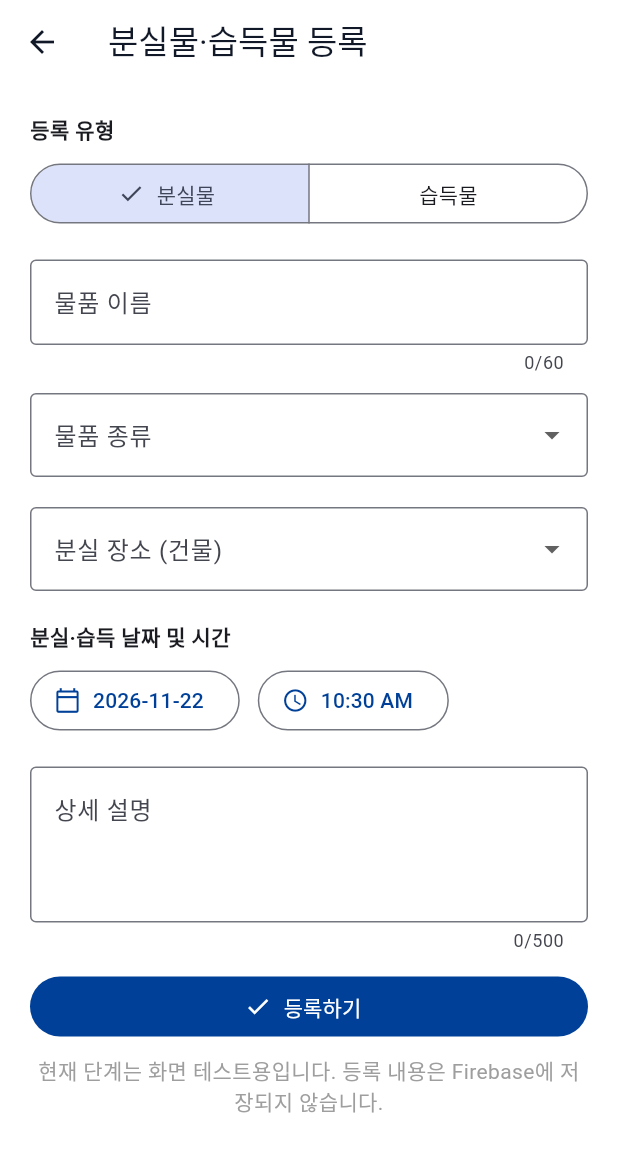
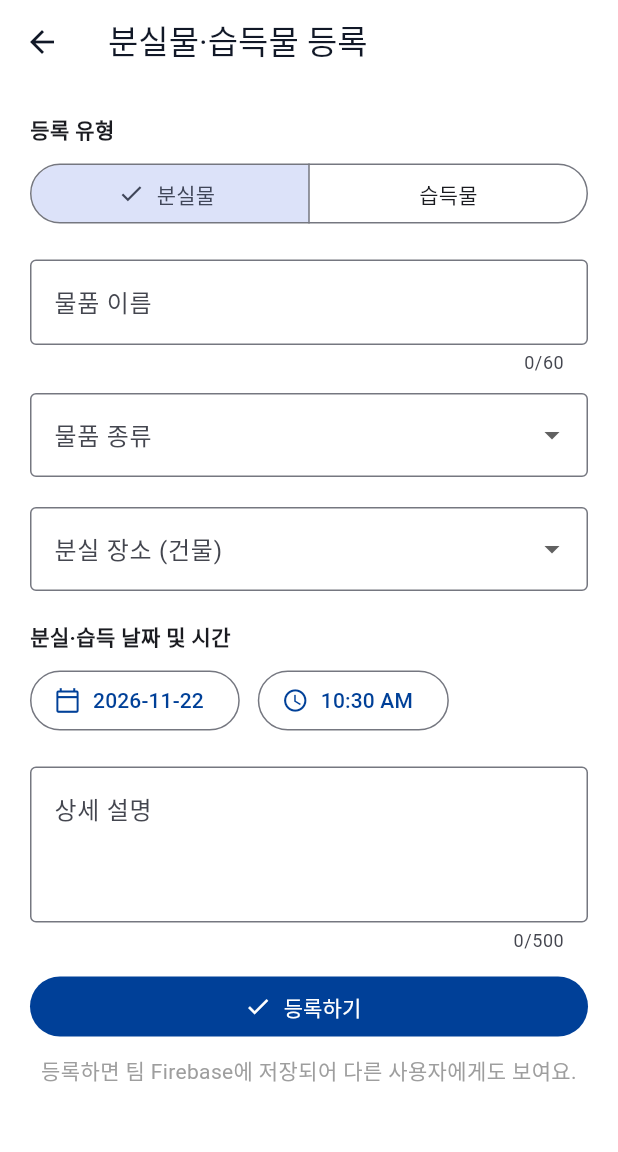
Before and after one commit to lsh4749/hanbat_campus_app, a Flutter app: the LostFoundScreen screen opened directly, after a tap on "습득물", after a tap on "물품 등록", on a phone screen of 412 x 824 dp. Shown: the top 1152 px of the screen. Run offline on Flutter 3.47's test engine with Material 3 defaults, Android fonts, the phone set to English and light mode, and no system bars; our stand-ins replace cloud_firestore, firebase_auth, firebase_core, shared_preferences; accounts and stored records are empty; network calls fail.

Commit message:
feat: connect lost and found to Firebase

```diff
--- /dev/null
+++ b/lib/lost_found/lost_found_item.dart
@@ -0,0 +1,59 @@
+import 'package:cloud_firestore/cloud_firestore.dart';
+
+/// Firestore의 lost_items 문서 한 개.
+class LostFoundItem {
+  const LostFoundItem({
+    required this.id,
+    required this.type,
+    required this.title,
+    required this.category,
+    required this.buildingCode,
+    required this.location,
+    required this.description,
+    required this.eventTime,
+    required this.status,
+    required this.authorId,
+    required this.createdAt,
+  });
+
+  final String id;
+  final String type; // '분실물' 또는 '습득물'
+  final String title;
+  final String category;
+  final String buildingCode;
+  final String location;
+  final String description;
+  final DateTime? eventTime;
+  final String status; // 'open' (나중에 'returned' 지원)
+  final String authorId;
+  final DateTime? createdAt;
+
+  factory LostFoundItem.fromDoc(
+    QueryDocumentSnapshot<Map<String, dynamic>> doc,
+  ) {
+    final data = doc.data();
+    final rawEventTime = data['eventTime'];
+    final rawCreatedAt = data['createdAt'];
+    return LostFoundItem(
+      id: doc.id,
+      type: (data['type'] ?? '').toString(),
+      title: (data['title'] ?? '이름 없는 물품').toString(),
+      category: (data['category'] ?? '기타').toString(),
+      buildingCode: (data['buildingCode'] ?? '').toString(),
+      location: (data['location'] ?? '장소 미기록').toString(),
+      description: (data['description'] ?? '').toString(),
+      eventTime: rawEventTime is Timestamp ? rawEventTime.toDate() : null,
+      status: (data['status'] ?? 'open').toString(),
+      authorId: (data['authorId'] ?? '').toString(),
+      createdAt: rawCreatedAt is Timestamp ? rawCreatedAt.toDate() : null,
+    );
+  }
+
+  String get eventDateLabel {
+    final date = eventTime;
+    if (date == null) return '날짜 미기록';
+    String two(int value) => value.toString().padLeft(2, '0');
+    return '${date.year}-${two(date.month)}-${two(date.day)} '
+        '${two(date.hour)}:${two(date.minute)}';
+  }
+}
--- /dev/null
+++ b/lib/lost_found/lost_found_repository.dart
@@ -0,0 +1,87 @@
+import 'package:cloud_firestore/cloud_firestore.dart';
+import 'package:firebase_auth/firebase_auth.dart';
+
+import 'lost_found_item.dart';
+
+/// 등록 실패 원인을 화면에서 안내하기 위한 예외.
+class LostFoundException implements Exception {
+  const LostFoundException(this.message);
+  final String message;
+
+  @override
+  String toString() => message;
+}
+
+/// 분실물 화면에서 Firestore 코드를 직접 다루지 않도록 분리한 저장소.
+class LostFoundRepository {
+  LostFoundRepository({FirebaseFirestore? firestore, FirebaseAuth? auth})
+      : _db = firestore ?? FirebaseFirestore.instance,
+        _auth = auth ?? FirebaseAuth.instance;
+
+  final FirebaseFirestore _db;
+  final FirebaseAuth _auth;
+
+  CollectionReference<Map<String, dynamic>> get _items =>
+      _db.collection('lost_items');
+
+  String? get currentUid => _auth.currentUser?.uid;
+
+  /// Firestore 게시물을 등록일 기준 최신순으로 실시간 구독.
+  Stream<List<LostFoundItem>> watchAll() => _items
+      .orderBy('createdAt', descending: true)
+      .snapshots()
+      .map((snapshot) => snapshot.docs.map(LostFoundItem.fromDoc).toList());
+
+  Future<void> create({
+    required String type,
+    required String title,
+    required String category,
+    required String buildingCode,
+    required String location,
+    required DateTime eventTime,
+    required String description,
+  }) async {
+    final uid = currentUid;
+    if (uid == null) {
+      throw const LostFoundException(
+        '로그인 정보를 찾지 못했어요. 페이지를 새로고침한 뒤 다시 시도해 주세요.',
+      );
+    }
+    if (type != '분실물' && type != '습득물') {
+      throw const LostFoundException('등록 유형을 확인해 주세요.');
+    }
+    if (title.trim().isEmpty || description.trim().isEmpty ||
+        buildingCode.trim().isEmpty || category.trim().isEmpty) {
+      throw const LostFoundException('필수 입력값을 모두 입력해 주세요.');
+    }
+    if (eventTime.isAfter(DateTime.now())) {
+      throw const LostFoundException('분실·습득 시간은 현재보다 늦을 수 없어요.');
+    }
+
+    try {
+      await _items.add({
+        'type': type,
+        'title': title.trim(),
+        'category': category,
+        'buildingCode': buildingCode,
+        'location': location,
+        'eventTime': Timestamp.fromDate(eventTime),
+        'description': description.trim(),
+        'status': 'open',
+        'authorId': uid,
+        // 팀 알림 기능에서 사용하는 필드: title, authorId, createdAt.
+        'createdAt': FieldValue.serverTimestamp(),
+      });
+    } on FirebaseException catch (e) {
+      if (e.code == 'permission-denied') {
+        throw const LostFoundException(
+          '게시물 등록 권한이 없어요. Firebase 규칙과 익명 로그인 설정을 확인해 주세요.',
+        );
+      }
+      if (e.code == 'unavailable') {
+        throw const LostFoundException('네트워크 연결을 확인해 주세요.');
+      }
+      throw LostFoundException('Firebase 저장에 실패했어요: ${e.message ?? e.code}');
+    }
+  }
+}
--- a/lib/lost_found/lost_found_screen.dart
+++ b/lib/lost_found/lost_found_screen.dart
@@ -1,5 +1,8 @@
+import 'package:cloud_firestore/cloud_firestore.dart';
 import 'package:flutter/material.dart';
 
+import 'lost_found_item.dart';
+import 'lost_found_repository.dart';
 import 'lost_found_write_screen.dart';
 
 class LostFoundScreen extends StatefulWidget {
@@ -10,9 +13,17 @@ class LostFoundScreen extends StatefulWidget {
 }
 
 class _LostFoundScreenState extends State<LostFoundScreen> {
-  String selectedType = '분실물';
-  String searchText = '';
+  final _repository = LostFoundRepository();
   final _searchController = TextEditingController();
+  late final Stream<List<LostFoundItem>> _itemsStream;
+  String _selectedType = '분실물';
+  String _searchText = '';
+
+  @override
+  void initState() {
+    super.initState();
+    _itemsStream = _repository.watchAll();
+  }
 
   @override
   void dispose() {
@@ -20,65 +31,68 @@ class _LostFoundScreenState extends State<LostFoundScreen> {
     super.dispose();
   }
 
-  // 화면 테스트용 데이터. 페이지를 다시 열거나 새로고침하면 사라진다.
-  final List<Map<String, String>> items = [
-    {
-      'type': '분실물',
-      'title': '에어팟',
-      'location': 'S1 도서관',
-      'date': '2026-11-20',
-      'description': '흰색 에어팟입니다. 도서관 2층에서 잃어버렸어요.',
-    },
-    {
-      'type': '분실물',
-      'title': '검은색 지갑',
-      'location': 'S2 학생회관',
-      'date': '2026-11-19',
-      'description': '학생회관 근처에서 분실했습니다.',
-    },
-    {
-      'type': '습득물',
-      'title': '학생증',
-      'location': 'S1 도서관',
-      'date': '2026-11-20',
-      'description': '도서관 입구에서 주웠습니다.',
-    },
-    {
-      'type': '습득물',
-      'title': '에어팟',
-      'location': 'S1 도서관',
-      'date': '2026-11-20',
-      'description': '흰색 에어팟을 도서관에서 발견했습니다.',
-    },
-  ];
-
   Future<void> _openWriteScreen() async {
-    final newItem = await Navigator.of(context).push<Map<String, String>>(
+    // 등록 화면에서 저장에 성공한 유형만 돌려준다.
+    final savedType = await Navigator.of(context).push<String>(
       MaterialPageRoute(builder: (_) => const LostFoundWriteScreen()),
     );
-    if (!mounted || newItem == null) return;
-
+    if (!mounted || savedType == null) return;
     setState(() {
-      items.insert(0, newItem);
-      selectedType = newItem['type']!;
-      searchText = '';
+      _selectedType = savedType;
+      _searchText = '';
       _searchController.clear();
     });
+    // 목록은 Firestore의 snapshots()가 자동으로 갱신한다.
     ScaffoldMessenger.of(context).showSnackBar(
-      const SnackBar(content: Text('화면에 등록됐어요. (Firebase 저장 전)')),
+      const SnackBar(content: Text('Firebase에 게시물이 등록됐어요.')),
+    );
+  }
+
+  String _readError(Object error) {
+    if (error is FirebaseException) {
+      if (error.code == 'permission-denied') {
+        return '게시물을 읽을 권한이 없어요. Firebase 규칙을 확인해 주세요.';
+      }
+      if (error.code == 'unavailable') {
+        return '네트워크 연결을 확인해 주세요.';
+      }
+      return 'Firebase 조회 오류: ${error.message ?? error.code}';
+    }
+    return '게시물을 불러오지 못했어요: $error';
+  }
+
+  void _showDetail(LostFoundItem item) {
+    showDialog<void>(
+      context: context,
+      builder: (dialogContext) => AlertDialog(
+        title: Text(item.title),
+        content: SingleChildScrollView(
+          child: Column(
+            crossAxisAlignment: CrossAxisAlignment.start,
+            mainAxisSize: MainAxisSize.min,
+            children: [
+              Text('구분: ${item.type}'),
+              Text('종류: ${item.category}'),
+              Text('장소: ${item.location}'),
+              Text('날짜: ${item.eventDateLabel}'),
+              Text('상태: ${item.status == 'open' ? '진행 중' : '반환 완료'}'),
+              const SizedBox(height: 12),
+              Text(item.description),
+            ],
+          ),
+        ),
+        actions: [
+          TextButton(
+            onPressed: () => Navigator.of(dialogContext).pop(),
+            child: const Text('닫기'),
+          ),
+        ],
+      ),
     );
   }
 
   @override
   Widget build(BuildContext context) {
-    final filteredItems = items.where((item) {
-      final matchesType = item['type'] == selectedType;
-      final query = searchText.toLowerCase();
-      final matchesSearch = item['title']!.toLowerCase().contains(query) ||
-          item['location']!.toLowerCase().contains(query);
-      return matchesType && matchesSearch;
-    }).toList();
-
     return Scaffold(
       appBar: AppBar(title: const Text('분실물 찾아주기')),
       body: Center(
@@ -99,8 +113,8 @@ class _LostFoundScreenState extends State<LostFoundScreen> {
                   children: ['분실물', '습득물'].map((type) {
                     return ChoiceChip(
                       label: Text(type),
-                      selected: selectedType == type,
-                      onSelected: (_) => setState(() => selectedType = type),
+                      selected: _selectedType == type,
+                      onSelected: (_) => setState(() => _selectedType = type),
                     );
                   }).toList(),
                 ),
@@ -112,16 +126,14 @@ class _LostFoundScreenState extends State<LostFoundScreen> {
                     prefixIcon: Icon(Icons.search),
                     border: OutlineInputBorder(),
                   ),
-                  onChanged: (value) => setState(() => searchText = value),
+                  onChanged: (value) => setState(() => _searchText = value),
                 ),
                 const SizedBox(height: 20),
                 Row(
                   children: [
                     Expanded(
-                      child: Text(
-                        '검색 결과 ${filteredItems.length}건',
-                        style: const TextStyle(fontWeight: FontWeight.bold),
-                      ),
+                      child: Text('$_selectedType 목록',
+                          style: const TextStyle(fontWeight: FontWeight.bold)),
                     ),
                     FilledButton.icon(
                       onPressed: _openWriteScreen,
@@ -132,34 +144,42 @@ class _LostFoundScreenState extends State<LostFoundScreen> {
                 ),
                 const SizedBox(height: 12),
                 Expanded(
-                  child: filteredItems.isEmpty
-                      ? const Center(child: Text('검색 결과가 없습니다.'))
-                      : ListView.builder(
-                          itemCount: filteredItems.length,
+                  child: StreamBuilder<List<LostFoundItem>>(
+                    stream: _itemsStream,
+                    builder: (context, snapshot) {
+                      if (snapshot.hasError) {
+                        return Center(child: Text(_readError(snapshot.error!)));
+                      }
+                      if (!snapshot.hasData) {
+                        return const Center(child: CircularProgressIndicator());
+                      }
+                      final query = _searchText.trim().toLowerCase();
+                      final visible = snapshot.data!.where((item) {
+                        if (item.type != _selectedType) return false;
+                        return item.title.toLowerCase().contains(query) ||
+                            item.location.toLowerCase().contains(query);
+                      }).toList();
+                      if (visible.isEmpty) {
+                        return const Center(
+                          child: Text('등록된 게시물이나 검색 결과가 없습니다.'),
+                        );
+                      }
+                      return ListView.builder(
+                        itemCount: visible.length,
                         itemBuilder: (context, index) {
-                            final item = filteredItems[index];
+                          final item = visible[index];
                           return Card(
                             child: ListTile(
                               leading: const Icon(Icons.inventory_2_outlined),
-                                title: Text(item['title']!),
-                                subtitle: Text('${item['location']} · ${item['date']}'),
+                              title: Text(item.title),
+                              subtitle: Text(
+                                '${item.location} · ${item.eventDateLabel}',
+                              ),
                               trailing: const Icon(Icons.chevron_right),
-                                onTap: () {
-                                  showDialog<void>(
-                                    context: context,
-                                    builder: (context) => AlertDialog(
-                                      title: Text(item['title']!),
-                                      content: Text(item['description']!),
-                                      actions: [
-                                        TextButton(
-                                          onPressed: () => Navigator.pop(context),
-                                          child: const Text('닫기'),
-                                        ),
-                                      ],
+                              onTap: () => _showDetail(item),
                             ),
                           );
                         },
-                              ),
                       );
                     },
                   ),
--- a/lib/lost_found/lost_found_write_screen.dart
+++ b/lib/lost_found/lost_found_write_screen.dart
@@ -1,8 +1,10 @@
 import 'package:flutter/material.dart';
 
 import '../building/building_data.dart';
+import 'lost_found_repository.dart';
 
-/// 등록 화면. 아직 Firebase에 저장하지 않고 입력값을 이전 화면으로 돌려준다.
+/// 조장이 보낸 시안을 참고한 분실물·습득물 등록 화면.
+/// 입력한 데이터를 팀 Firebase의 lost_items 컬렉션에 저장한다.
 class LostFoundWriteScreen extends StatefulWidget {
   const LostFoundWriteScreen({super.key});
 
@@ -14,6 +16,7 @@ class _LostFoundWriteScreenState extends State<LostFoundWriteScreen> {
   final _formKey = GlobalKey<FormState>();
   final _titleController = TextEditingController();
   final _descriptionController = TextEditingController();
+  final _repository = LostFoundRepository();
 
   late final Future<CampusBuildings> _buildingsFuture;
   String _type = '분실물';
@@ -21,8 +24,11 @@ class _LostFoundWriteScreenState extends State<LostFoundWriteScreen> {
   String? _buildingCode;
   DateTime _date = DateTime.now();
   TimeOfDay _time = TimeOfDay.now();
+  bool _saving = false;
 
-  static const _categories = ['전자기기', '지갑', '학생증/카드', '가방', '의류', '우산', '기타'];
+  static const _categories = [
+    '전자기기', '지갑', '학생증/카드', '가방', '의류', '우산', '기타'
+  ];
 
   @override
   void initState() {
@@ -47,27 +53,25 @@ class _LostFoundWriteScreenState extends State<LostFoundWriteScreen> {
       firstDate: DateTime(2020),
       lastDate: DateTime.now(),
     );
-    if (selected != null && mounted) {
-      setState(() => _date = selected);
-    }
+    if (selected != null && mounted) setState(() => _date = selected);
   }
 
   Future<void> _chooseTime() async {
     final selected = await showTimePicker(context: context, initialTime: _time);
-    if (selected != null && mounted) {
-      setState(() => _time = selected);
-    }
+    if (selected != null && mounted) setState(() => _time = selected);
   }
 
   Future<void> _submit() async {
-    if (!_formKey.currentState!.validate()) return;
+    if (_saving || !_formKey.currentState!.validate()) return;
+    if (_buildingCode == null) {
+      ScaffoldMessenger.of(context).showSnackBar(
+        const SnackBar(content: Text('건물을 선택해 주세요.')),
+      );
+      return;
+    }
 
     final eventTime = DateTime(
-      _date.year,
-      _date.month,
-      _date.day,
-      _time.hour,
-      _time.minute,
+      _date.year, _date.month, _date.day, _time.hour, _time.minute,
     );
     if (eventTime.isAfter(DateTime.now())) {
       ScaffoldMessenger.of(context).showSnackBar(
@@ -76,27 +80,32 @@ class _LostFoundWriteScreenState extends State<LostFoundWriteScreen> {
       return;
     }
 
+    setState(() => _saving = true);
     try {
       final campus = await _buildingsFuture;
       if (!mounted) return;
-      final building = campus.buildings.firstWhere(
-        (b) => b.code == _buildingCode,
+      final building = campus.buildings.firstWhere((b) => b.code == _buildingCode);
+      await _repository.create(
+        type: _type,
+        title: _titleController.text.trim(),
+        category: _category!,
+        buildingCode: building.code,
+        location: '${building.code} ${building.name}',
+        eventTime: eventTime,
+        description: _descriptionController.text.trim(),
       );
-      Navigator.of(context).pop(<String, String>{
-        'type': _type,
-        'title': _titleController.text.trim(),
-        'category': _category!,
-        'buildingCode': building.code,
-        'location': '${building.code} ${building.name}',
-        'date': _dateText(_date),
-        'eventTime': eventTime.toIso8601String(),
-        'description': _descriptionController.text.trim(),
-      });
-    } catch (_) {
+      if (!mounted) return;
+      Navigator.of(context).pop(_type);
+    } on LostFoundException catch (e) {
+      if (!mounted) return;
+      ScaffoldMessenger.of(context).showSnackBar(SnackBar(content: Text(e.message)));
+      setState(() => _saving = false);
+    } catch (e) {
       if (!mounted) return;
       ScaffoldMessenger.of(context).showSnackBar(
-        const SnackBar(content: Text('건물 정보를 불러오지 못했어요. 다시 시도해 주세요.')),
+        SnackBar(content: Text('등록 도중 오류가 발생했어요: $e')),
       );
+      setState(() => _saving = false);
     }
   }
 
@@ -120,49 +129,44 @@ class _LostFoundWriteScreenState extends State<LostFoundWriteScreen> {
                     ButtonSegment(value: '습득물', label: Text('습득물')),
                   ],
                   selected: {_type},
-                  onSelectionChanged: (values) => setState(() => _type = values.first),
+                  onSelectionChanged: _saving
+                      ? null
+                      : (values) => setState(() => _type = values.first),
                 ),
                 const SizedBox(height: 20),
                 TextFormField(
                   controller: _titleController,
+                  enabled: !_saving,
                   maxLength: 60,
                   decoration: const InputDecoration(
                     labelText: '물품 이름',
                     hintText: '예: 에어팟, 지갑',
                     border: OutlineInputBorder(),
                   ),
-                  validator: (value) => (value == null || value.trim().isEmpty)
-                      ? '물품 이름을 입력해 주세요.'
-                      : null,
+                  validator: (value) => value == null || value.trim().isEmpty
+                      ? '물품 이름을 입력해 주세요.' : null,
                 ),
                 const SizedBox(height: 12),
                 DropdownButtonFormField<String>(
                   decoration: const InputDecoration(
-                    labelText: '물품 종류',
-                    border: OutlineInputBorder(),
+                    labelText: '물품 종류', border: OutlineInputBorder(),
                   ),
                   initialValue: _category,
                   items: [
                     for (final category in _categories)
                       DropdownMenuItem(value: category, child: Text(category)),
                   ],
-                  onChanged: (value) => setState(() => _category = value),
+                  onChanged: _saving ? null : (v) => setState(() => _category = v),
                   validator: (value) => value == null ? '물품 종류를 선택해 주세요.' : null,
                 ),
                 const SizedBox(height: 20),
                 FutureBuilder<CampusBuildings>(
                   future: _buildingsFuture,
                   builder: (context, snapshot) {
-                    if (snapshot.hasError) {
-                      return const Text('건물 목록을 불러오지 못했어요.');
+                    if (snapshot.hasError) return const Text('건물 목록을 불러오지 못했어요.');
+                    if (!snapshot.hasData) {
+                      return const Center(child: CircularProgressIndicator());
                     }
-                    if (!snapshot.hasData) {
-                      return const Padding(
-                        padding: EdgeInsets.all(12),
-                        child: Center(child: CircularProgressIndicator()),
-                      );
-                    }
-                    final buildings = snapshot.data!.buildings;
                     return DropdownButtonFormField<String>(
                       isExpanded: true,
                       initialValue: _buildingCode,
@@ -171,13 +175,14 @@ class _LostFoundWriteScreenState extends State<LostFoundWriteScreen> {
                         border: const OutlineInputBorder(),
                       ),
                       items: [
-                        for (final b in buildings)
+                        for (final building in snapshot.data!.buildings)
                           DropdownMenuItem(
-                            value: b.code,
-                            child: Text('${b.code} ${b.name}', overflow: TextOverflow.ellipsis),
+                            value: building.code,
+                            child: Text('${building.code} ${building.name}',
+                                overflow: TextOverflow.ellipsis),
                           ),
                       ],
-                      onChanged: (value) => setState(() => _buildingCode = value),
+                      onChanged: _saving ? null : (v) => setState(() => _buildingCode = v),
                       validator: (value) => value == null ? '건물을 선택해 주세요.' : null,
                     );
                   },
@@ -186,47 +191,46 @@ class _LostFoundWriteScreenState extends State<LostFoundWriteScreen> {
                 const Text('분실·습득 날짜 및 시간',
                     style: TextStyle(fontWeight: FontWeight.bold)),
                 const SizedBox(height: 8),
-                Wrap(
-                  spacing: 12,
-                  runSpacing: 8,
-                  children: [
+                Wrap(spacing: 12, runSpacing: 8, children: [
                   OutlinedButton.icon(
-                      onPressed: _chooseDate,
+                    onPressed: _saving ? null : _chooseDate,
                     icon: const Icon(Icons.calendar_today_outlined),
                     label: Text(_dateText(_date)),
                   ),
                   OutlinedButton.icon(
-                      onPressed: _chooseTime,
+                    onPressed: _saving ? null : _chooseTime,
                     icon: const Icon(Icons.access_time),
                     label: Text(_time.format(context)),
                   ),
-                  ],
-                ),
+                ]),
                 const SizedBox(height: 20),
                 TextFormField(
                   controller: _descriptionController,
+                  enabled: !_saving,
                   minLines: 3,
                   maxLines: 6,
                   maxLength: 500,
                   decoration: const InputDecoration(
                     labelText: '상세 설명',
-                    hintText: '색상, 상세 위치(층수·좌석), 물품 특징 등을 적어 주세요.',
+                    hintText: '색상, 정확한 위치(층수·좌석), 물품 특징 등을 적어 주세요.',
                     alignLabelWithHint: true,
                     border: OutlineInputBorder(),
                   ),
-                  validator: (value) => (value == null || value.trim().isEmpty)
-                      ? '상세 설명을 입력해 주세요.'
-                      : null,
+                  validator: (value) => value == null || value.trim().isEmpty
+                      ? '상세 설명을 입력해 주세요.' : null,
                 ),
                 const SizedBox(height: 12),
                 FilledButton.icon(
-                  onPressed: _submit,
-                  icon: const Icon(Icons.check),
-                  label: const Text('등록하기'),
+                  onPressed: _saving ? null : _submit,
+                  icon: _saving
+                      ? const SizedBox(height: 18, width: 18,
+                          child: CircularProgressIndicator(strokeWidth: 2))
+                      : const Icon(Icons.check),
+                  label: Text(_saving ? '저장 중...' : '등록하기'),
                 ),
                 const SizedBox(height: 8),
                 const Text(
-                  '현재 단계는 화면 테스트용입니다. 등록 내용은 Firebase에 저장되지 않습니다.',
+                  '등록하면 팀 Firebase에 저장되어 다른 사용자에게도 보여요.',
                   textAlign: TextAlign.center,
                   style: TextStyle(color: Colors.grey),
                 ),
```
Lines whose indentation alone changed are shown as unchanged.
